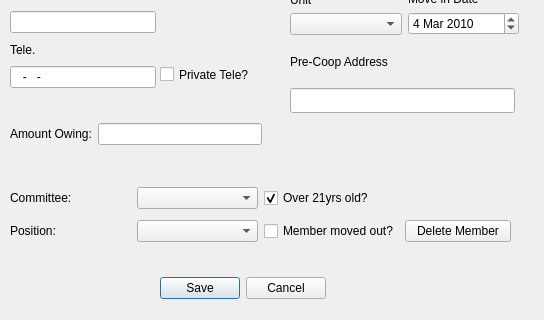
RachelSugar/cooper, file src/view/EditUser.ui: the form before one commit; both pictures show x 0 to 544 and y 158 to 478 of the 544 by 478 pixel window.
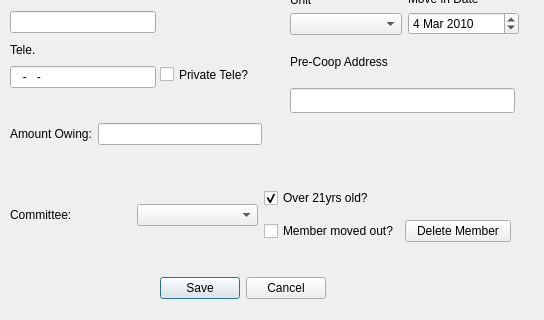
The form after the commit.

Commit message: edit member is completely functional

What changed in the file:
```diff
--- a/src/view/EditUser.ui
+++ b/src/view/EditUser.ui
@@ -292,20 +292,6 @@
         </item>
        </layout>
       </item>
-      <item>
-       <layout class="QHBoxLayout" name="horizontalLayout_4">
-        <item>
-         <widget class="QLabel" name="label_10">
-          <property name="text">
-           <string>Position:</string>
-          </property>
-         </widget>
-        </item>
-        <item>
-         <widget class="QComboBox" name="position"/>
-        </item>
-       </layout>
-      </item>
      </layout>
     </item>
     <item>
```
The commit also changes 1 other file.
